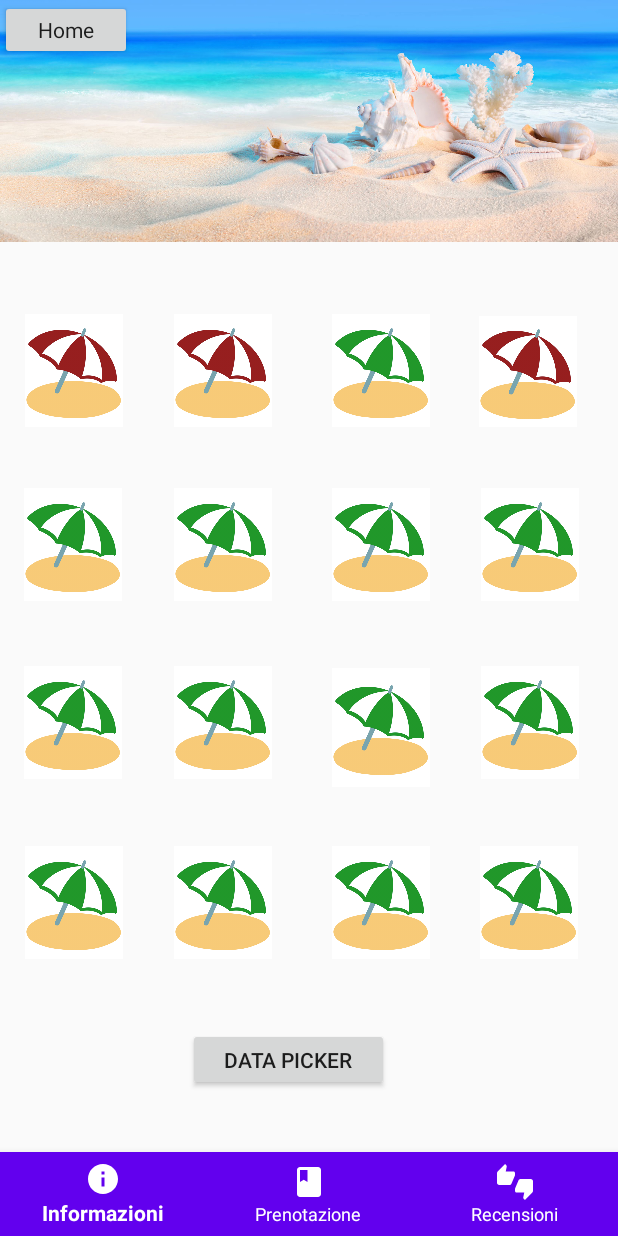
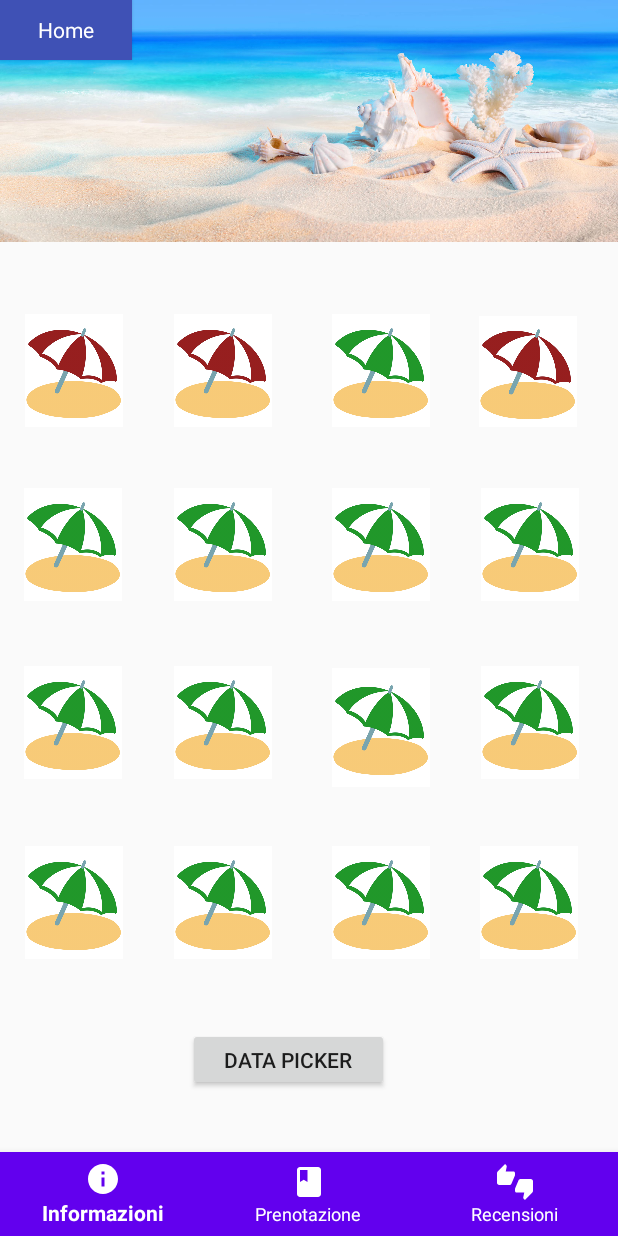
Before and after one commit to pinciaandrea/Tirocinio, an Android app: the screen it shows after launch (ActivityTwo), item 2 of the bottom bar chosen, on a phone screen of 412 x 824 dp. Run offline under Robolectric (Android 15) with nearby library versions, the phone set to English and light mode, and no system bars.

Commit message:
modifiche_colori

```diff
--- a/app/src/main/res/layout/activity_one.xml
+++ b/app/src/main/res/layout/activity_one.xml
@@ -36,6 +36,7 @@
 
         <Button
             android:id="@+id/button"
+            android:background="@color/colorAccent"
             style="@android:style/Widget.Material.Light.Button"
             android:layout_width="wrap_content"
             android:layout_height="40dp"
@@ -44,7 +45,8 @@
             android:layout_marginStart="0dp"
             android:layout_marginTop="0dp"
             android:text="Home"
-            android:textAppearance="@style/TextAppearance.AppCompat" />
+            android:textAppearance="@style/TextAppearance.AppCompat"
+            android:textColor="@color/common_google_signin_btn_text_dark_default" />
 
         <TextView
             android:id="@+id/textView"
--- a/app/src/main/res/layout/activity_three.xml
+++ b/app/src/main/res/layout/activity_three.xml
@@ -50,6 +50,7 @@
 
         <Button
             android:id="@+id/button3"
+            android:background="@color/colorAccent"
             style="@android:style/Widget.Material.Light.Button"
             android:layout_width="wrap_content"
             android:layout_height="40dp"
@@ -60,6 +61,7 @@
             android:layout_marginEnd="8dp"
             android:layout_marginBottom="42dp"
             android:text="Home"
+            android:textColor="@color/common_google_signin_btn_text_dark_default"
             android:textAppearance="@style/TextAppearance.AppCompat"
             android:visibility="visible"
             app:layout_constraintBottom_toTopOf="@+id/bottom_navigation"
--- a/app/src/main/res/layout/activity_two.xml
+++ b/app/src/main/res/layout/activity_two.xml
@@ -28,12 +28,14 @@
 
         <Button
             android:id="@+id/button2"
+            android:background="@color/colorAccent"
             style="@android:style/Widget.Material.Light.Button"
             android:layout_width="wrap_content"
             android:layout_height="40dp"
             android:layout_marginStart="0dp"
             android:layout_marginTop="0dp"
             android:text="Home"
+            android:textColor="@color/common_google_signin_btn_text_dark_default"
             android:textAppearance="@style/TextAppearance.AppCompat"
             app:layout_constraintStart_toStartOf="parent"
             app:layout_constraintTop_toTopOf="parent" />
```
